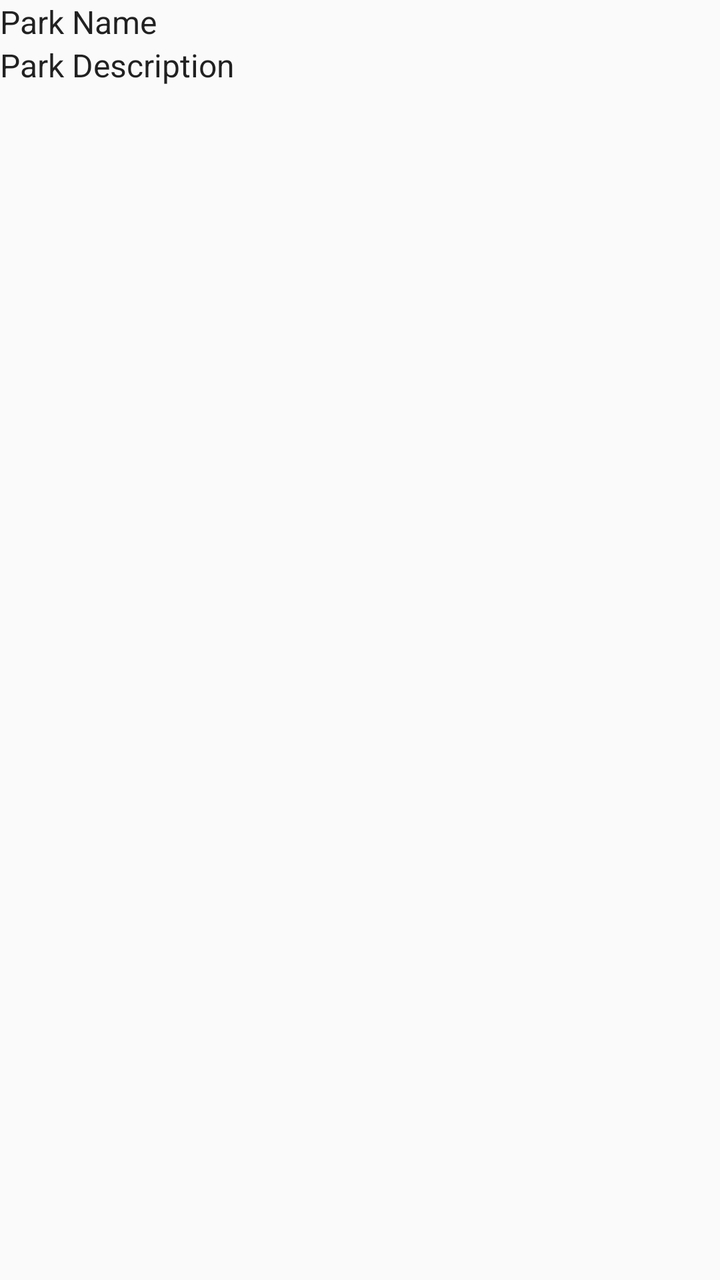
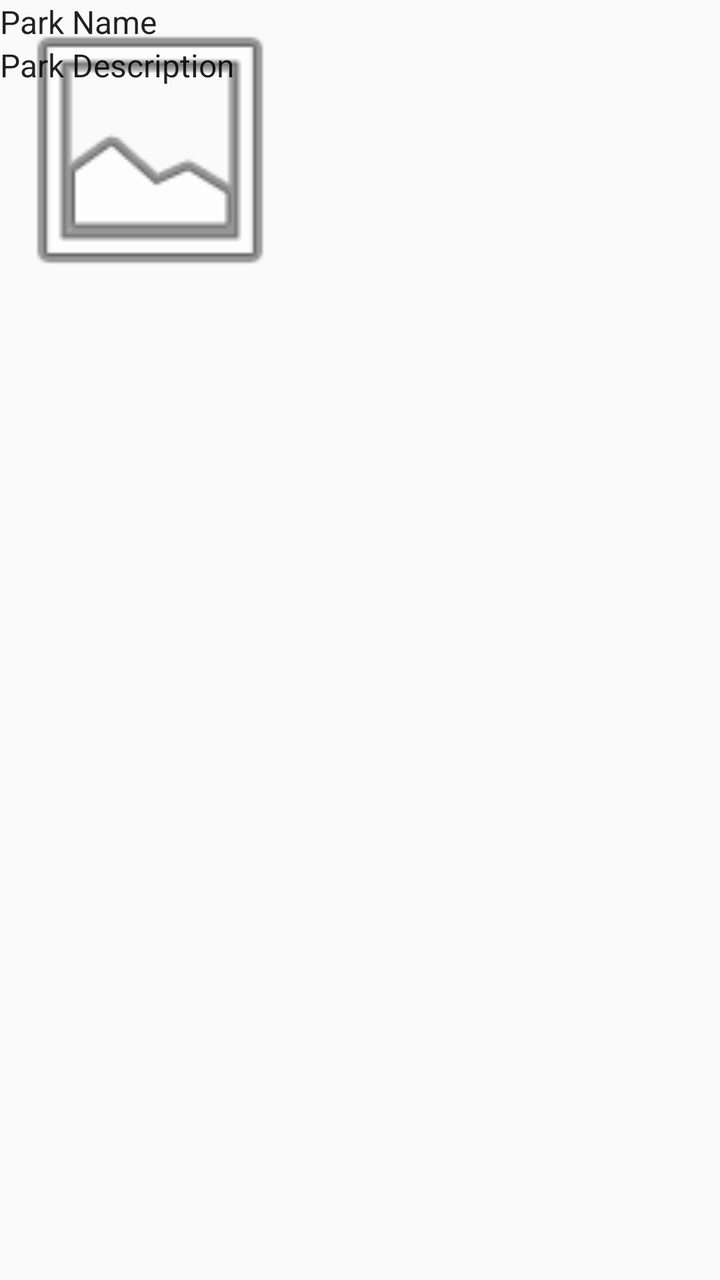

Before-and-after screenshots of an Android layout around one commit, followed by the original layout XML and the change that was made.
<!-- AndroidManifest.xml: application theme AppTheme -->
<!-- res/layout/fragment_national_park.xml -->
<?xml version="1.0" encoding="utf-8"?>
<androidx.constraintlayout.widget.ConstraintLayout xmlns:android="http://schemas.android.com/apk/res/android"
    xmlns:app="http://schemas.android.com/apk/res-auto"
    xmlns:tools="http://schemas.android.com/tools"
    android:id="@+id/linearLayout"
    android:layout_width="match_parent"
    android:layout_height="wrap_content"
    android:layout_margin="6dp">

    
    <TextView
        android:id="@+id/park_name"
        android:text="Park Name"
        android:textAppearance="?attr/textAppearanceListItem"
        android:layout_width="wrap_content"
        android:layout_height="wrap_content"
        app:layout_constraintTop_toTopOf="parent"
        app:layout_constraintStart_toStartOf="parent" />

    
    <TextView
        android:id="@+id/park_description"
        android:text="Park Description"
        android:textAppearance="?attr/textAppearanceListItem"
        android:layout_width="wrap_content"
        android:layout_height="wrap_content"
        app:layout_constraintTop_toBottomOf="@+id/park_name"
        app:layout_constraintStart_toStartOf="parent" />

    
    

</androidx.constraintlayout.widget.ConstraintLayout>
<!-- resources referenced by this layout -->
<resources>
  <style name="AppTheme" parent="Theme.AppCompat.Light.DarkActionBar">
          
          <item name="colorPrimary">@color/colorPrimary</item>
          <item name="colorPrimaryDark">@color/colorPrimaryDark</item>
          <item name="colorAccent">@color/colorAccent</item>
      </style>
  <color name="colorPrimary">#6200EE</color>
  <color name="colorPrimaryDark">#3700B3</color>
  <color name="colorAccent">#03DAC5</color>
</resources>

<!-- the commit's change to res/layout/fragment_national_park.xml (unified diff, before → after) -->
@@ -6,6 +6,15 @@
     android:layout_width="match_parent"
     android:layout_height="wrap_content"
     android:layout_margin="6dp">
+
+    <ImageView
+        android:id="@+id/park_image"
+        android:layout_width="150dp"
+        android:layout_height="150dp"
+        android:contentDescription="Park Image"
+        app:layout_constraintTop_toTopOf="parent"
+        app:layout_constraintStart_toStartOf="parent"
+        app:srcCompat="@android:drawable/ic_menu_gallery" />
 
     
     <TextView
